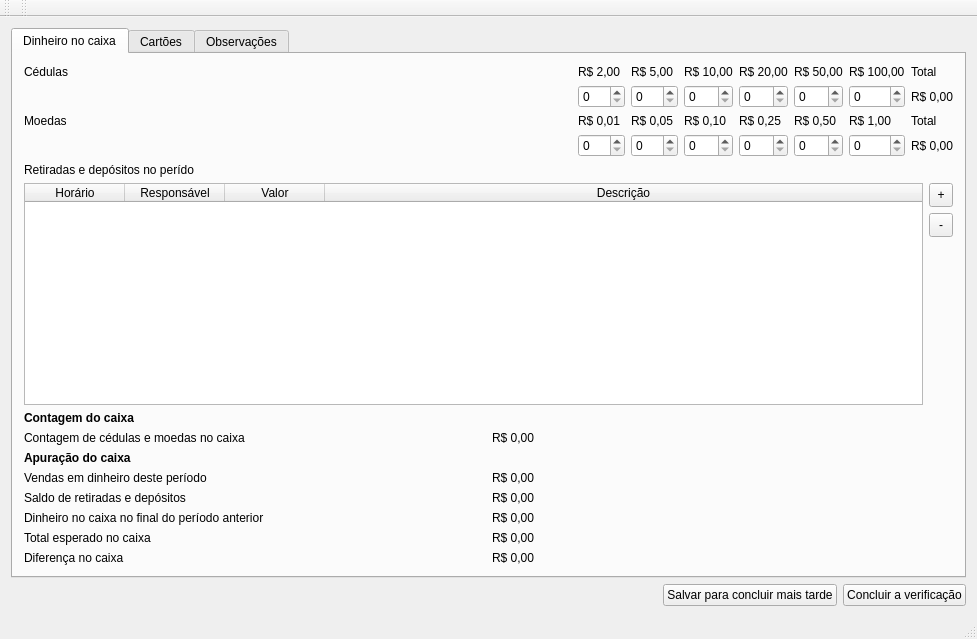
Old version of the form mainwindow.ui in the repository ramiromagalhaes/verificacao-caixa.
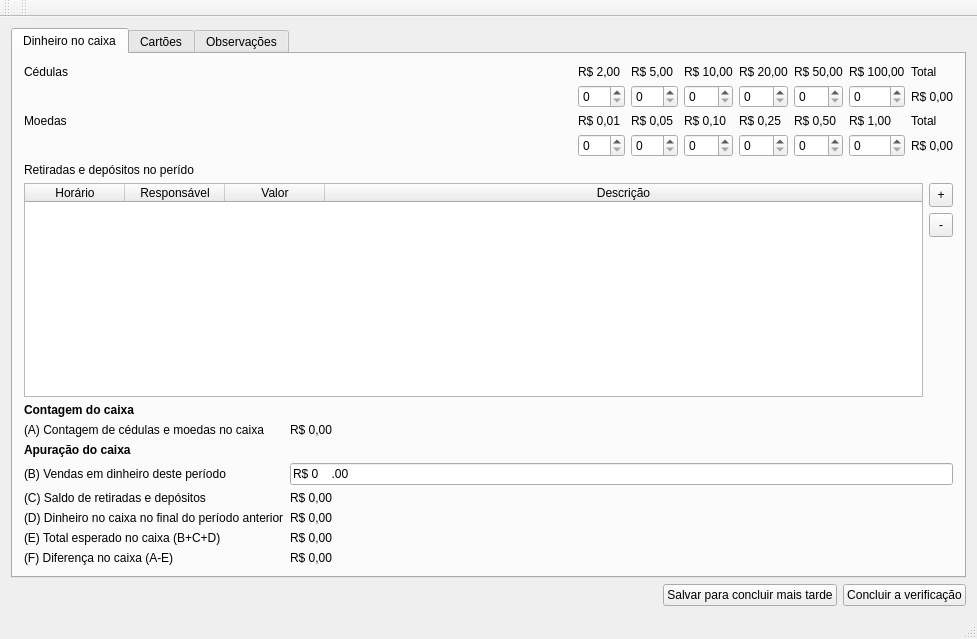
New version of the form.

Diff of the .ui file:
```diff
--- a/mainwindow.ui
+++ b/mainwindow.ui
@@ -510,17 +510,10 @@
             </property>
            </widget>
           </item>
-          <item row="3" column="1">
-           <widget class="QLabel" name="vendasDinheiroPeriodo">
-            <property name="text">
-             <string>R$ 0,00</string>
-            </property>
-           </widget>
-          </item>
           <item row="6" column="0">
            <widget class="QLabel" name="_label_29">
             <property name="text">
-             <string>Total esperado no caixa</string>
+             <string>(E) Total esperado no caixa (B+C+D)</string>
             </property>
            </widget>
           </item>
@@ -553,7 +546,7 @@
           <item row="7" column="0">
            <widget class="QLabel" name="_label_28">
             <property name="text">
-             <string>Diferença no caixa</string>
+             <string>(F) Diferença no caixa (A-E)</string>
             </property>
            </widget>
           </item>
@@ -567,7 +560,7 @@
           <item row="4" column="0">
            <widget class="QLabel" name="_label_21">
             <property name="text">
-             <string>Saldo de retiradas e depósitos</string>
+             <string>(C) Saldo de retiradas e depósitos</string>
             </property>
            </widget>
           </item>
@@ -587,21 +580,21 @@
           <item row="1" column="0">
            <widget class="QLabel" name="_label_19">
             <property name="text">
-             <string>Contagem de cédulas e moedas no caixa</string>
+             <string>(A) Contagem de cédulas e moedas no caixa</string>
             </property>
            </widget>
           </item>
           <item row="5" column="0">
            <widget class="QLabel" name="_label_27">
             <property name="text">
-             <string>Dinheiro no caixa no final do período anterior</string>
+             <string>(D) Dinheiro no caixa no final do período anterior</string>
             </property>
            </widget>
           </item>
           <item row="3" column="0">
            <widget class="QLabel" name="_label_25">
             <property name="text">
-             <string>Vendas em dinheiro deste período</string>
+             <string>(B) Vendas em dinheiro deste período</string>
             </property>
            </widget>
           </item>
@@ -612,6 +605,22 @@
             </property>
            </widget>
           </item>
+          <item row="3" column="1">
+           <widget class="QLineEdit" name="vendasDinheiroPeriodo">
+            <property name="inputMethodHints">
+             <set>Qt::ImhFormattedNumbersOnly</set>
+            </property>
+            <property name="inputMask">
+             <string>R$ 00000.99</string>
+            </property>
+            <property name="text">
+             <string>R$ 0.00</string>
+            </property>
+            <property name="maxLength">
+             <number>11</number>
+            </property>
+           </widget>
+          </item>
          </layout>
         </item>
        </layout>
```
Left out of the diff: 19 changed lines with no effect on the pictures.
